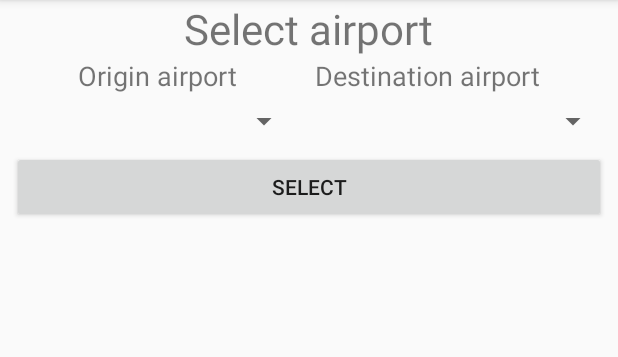
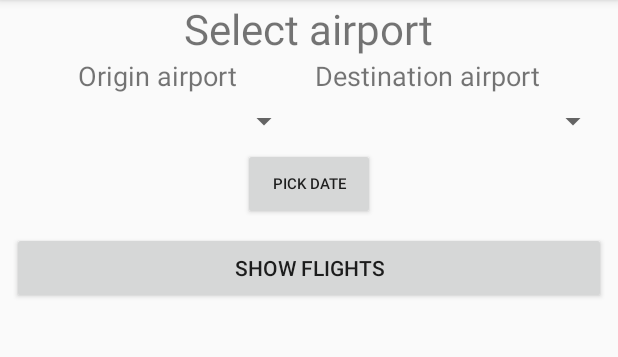
Before and after one commit to IntelligentoFaith/FlightsScheduleProject, an Android app: the screen it shows after launch (MainActivity), on a phone screen of 412 x 824 dp, the part 84-441 px from its top. Run offline under Robolectric (Android 15) with nearby library versions, the phone set to English and light mode, and no system bars; our stand-ins replace Volley; network calls fail.

Commit message:
other changes

```diff
--- a/app/src/main/java/com/example/faith/braveproject/activites/MainActivity.kt
+++ b/app/src/main/java/com/example/faith/braveproject/activites/MainActivity.kt
@@ -1,5 +1,6 @@
 package com.example.faith.braveproject.activites
 
+import android.app.DatePickerDialog
 import android.content.Intent
 import android.support.v7.app.AppCompatActivity
 import android.os.Bundle
@@ -26,6 +27,8 @@ import com.example.faith.braveproject.pojo.Airport
 import com.example.faith.braveproject.pojo.MyModelClass
 import com.example.faith.braveproject.util.Constant
 import com.google.gson.Gson
+import kotlinx.android.synthetic.main.activity_main.*
+import java.util.*
 
 class MainActivity : AppCompatActivity() {
     lateinit var originAirportAdapter: OriginAirportItemAdapter
@@ -39,10 +42,31 @@ class MainActivity : AppCompatActivity() {
 
         pickUpSpinner = findViewById<Spinner>(R.id.RVoriginAirport)
         dropUpSpinner = findViewById<Spinner>(R.id.RVdestinationAirport)
+
+        val myCalener = Calendar.getInstance()
+        val year = myCalener.get(Calendar.YEAR)
+        val month = myCalener.get(Calendar.MONTH)
+        val day = myCalener.get(Calendar.DAY_OF_MONTH)
+        btnPickDate.setOnClickListener {
+            val dpd = DatePickerDialog(this,DatePickerDialog.OnDateSetListener{view, mYear, mMonth, mDay ->
+                val nMonth= mMonth +1
+                var monthString = nMonth.toString()
+                if (monthString.length==1){
+                    monthString = "0" + monthString
+                }
+                btnPickDate.setText(""+mYear+ "/"+ monthString+"/"+mDay)
+                Constant.pickedDate = btnPickDate.text.toString()
+                Log.d("####DATE###"," ${Constant.pickedDate}")
+            }, year, month, day)
+            dpd.show()
+        }
+
+
     findViewById<Button>(R.id.btnSubmit).setOnClickListener{
                         startActivity(Intent(this, ShowFlightActivity::class.java))
 
     }
+
 
     }
 
@@ -64,7 +88,7 @@ class MainActivity : AppCompatActivity() {
             override fun getHeaders(): MutableMap<String, String> {
                 val headers = HashMap<String, String>()
                 headers["Accept"] = "application/json"
-                headers["Authorization"] = "Bearer ftnx4g6f88bswwkyrup2amut"
+                headers["Authorization"] = "Bearer np6ttw4zdu83x34jcxg8enyc"
                 return headers
             }
         }
--- a/app/src/main/java/com/example/faith/braveproject/activites/ShowFlightActivity.kt
+++ b/app/src/main/java/com/example/faith/braveproject/activites/ShowFlightActivity.kt
@@ -31,7 +31,10 @@ mirecyclerView = findViewById(R.id.tcPilot);
     }
 
     fun getAPICALL() {
-        val linkTrang = "https://api.lufthansa.com/v1/operations/schedules/" +Constant.picUpAirport?.names?.name?.port +"/"+Constant.picUpAirport?.names?.name?.port+"2019-01-15?directFlights=false"
+        val linkTrang = "https://api.lufthansa.com/v1/operations/schedules/" +Constant.picUpAirport?.names?.name?.port +"/"+Constant.dropUpAirport?.names?.name?.port+"/"+Constant.pickedDate
+        //+"?directFlights=false"
+
+        Log.d("#####Schedules api#####","$linkTrang")
 
         val queue = Volley.newRequestQueue(this)
 
--- a/app/src/main/java/com/example/faith/braveproject/client/ApiClient.kt
+++ b/app/src/main/java/com/example/faith/braveproject/client/ApiClient.kt
@@ -38,7 +38,8 @@ class ApiClient:Dependencies() {
     override fun getHeaders(): HashMap<String, String> {
         val params = HashMap<String, String>()
         params.put("Accept", "application/json")
-        params.put("Authorization", "Bearer y5tfk73v3aey97qvzeweg5r2")
+        params.put("Authorization", "Bearer np6ttw4zdu83x34jcxg8enyc")
+        params.put("X-Originating-IP", "105.160.197.97")
         return params
     }
 
--- a/app/src/main/java/com/example/faith/braveproject/util/Constant.kt
+++ b/app/src/main/java/com/example/faith/braveproject/util/Constant.kt
@@ -10,6 +10,7 @@ object Constant {
 
  var picUpAirport : Airport?= null
  var dropUpAirport : Airport?= null
+ var pickedDate:String = ""
 
  var myLat:Double?= null
  var myLong:Double ?= null
--- a/app/src/main/res/layout/activity_main.xml
+++ b/app/src/main/res/layout/activity_main.xml
@@ -52,7 +52,9 @@
         app:layout_constraintEnd_toStartOf="@id/RVdestinationAirport"
         app:layout_constraintRight_toLeftOf="@id/RVdestinationAirport"
         app:layout_constraintTop_toBottomOf="@id/TVorigin"
-        />
+        app:layout_constraintBottom_toTopOf="@+id/btnPickDate"
+
+    />
     <Spinner
             android:layout_width="0dp"
             android:layout_height="wrap_content"
@@ -60,11 +62,32 @@
             android:id="@+id/RVdestinationAirport"
             app:layout_constraintStart_toEndOf="@id/RVoriginAirport"
             app:layout_constraintEnd_toEndOf="parent"
-
             app:layout_constraintLeft_toRightOf="@id/RVoriginAirport"
             app:layout_constraintRight_toRightOf="parent"
             app:layout_constraintTop_toBottomOf="@id/TVdestination"
+            app:layout_constraintBottom_toTopOf="@+id/btnPickDate"
     />
+    <Button android:layout_width="wrap_content"
+              android:layout_height="wrap_content"
+              android:text="Pick date"
+              android:textSize="10sp"
+              android:id="@+id/btnPickDate"
+              app:layout_constraintStart_toStartOf="parent"
+              app:layout_constraintEnd_toEndOf="parent"
+              app:layout_constraintTop_toBottomOf="@id/RVoriginAirport"
+              app:layout_constraintBottom_toTopOf="@+id/btnSubmit"
+
+    />
+    <!--<CalendarView android:layout_width="wrap_content"
+                  android:layout_height="wrap_content"
+                  android:id="@+id/calender"
+                  app:layout_constraintStart_toStartOf="parent"
+                  app:layout_constraintEnd_toEndOf="parent"
+                  app:layout_constraintTop_toBottomOf="@id/tvCalender"
+                  app:layout_constraintBottom_toTopOf="@+id/btnSubmit"
+                  />-->
+
+
 
     <Button android:layout_width="match_parent"
             android:layout_height="wrap_content"
@@ -75,7 +98,7 @@
             android:layout_marginTop="8dp"
             android:layout_marginStart="8dp"
             android:layout_marginEnd="8dp"
-            app:layout_constraintTop_toBottomOf="@+id/RVoriginAirport"
+            app:layout_constraintTop_toBottomOf="@+id/btnPickDate"
     />
 
 
--- a/app/src/main/res/layout/activity_show_flight.xml
+++ b/app/src/main/res/layout/activity_show_flight.xml
@@ -11,6 +11,8 @@
     <android.support.v7.widget.RecyclerView
             android:id="@+id/tcPilot"
             android:layout_width="match_parent"
-                                            android:layout_height="match_parent"></android.support.v7.widget.RecyclerView>
+            android:layout_height="match_parent">
+    </android.support.v7.widget.RecyclerView>
+
 
 </android.support.constraint.ConstraintLayout>
--- a/app/src/main/res/values/strings.xml
+++ b/app/src/main/res/values/strings.xml
@@ -1,5 +1,5 @@
 <resources>
     <string name="app_name">BraveProject</string>
     <string name="title_activity_maps">Map</string>
-    <string name="select">Select</string>
+    <string name="select">Show flights</string>
 </resources>
```
